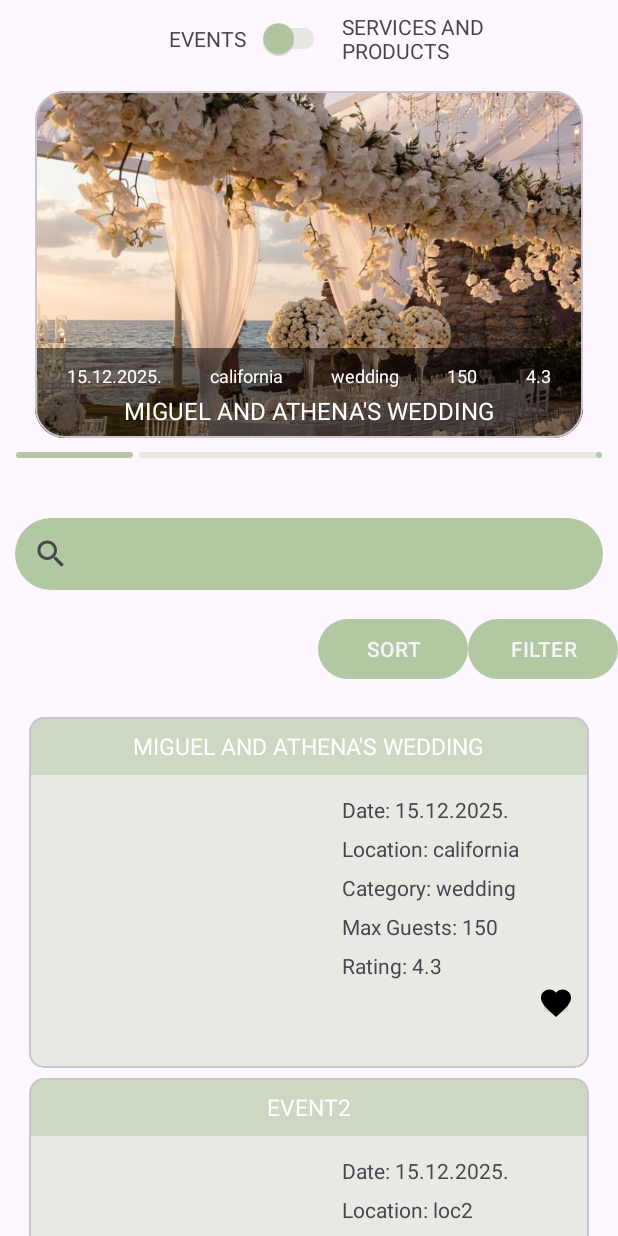
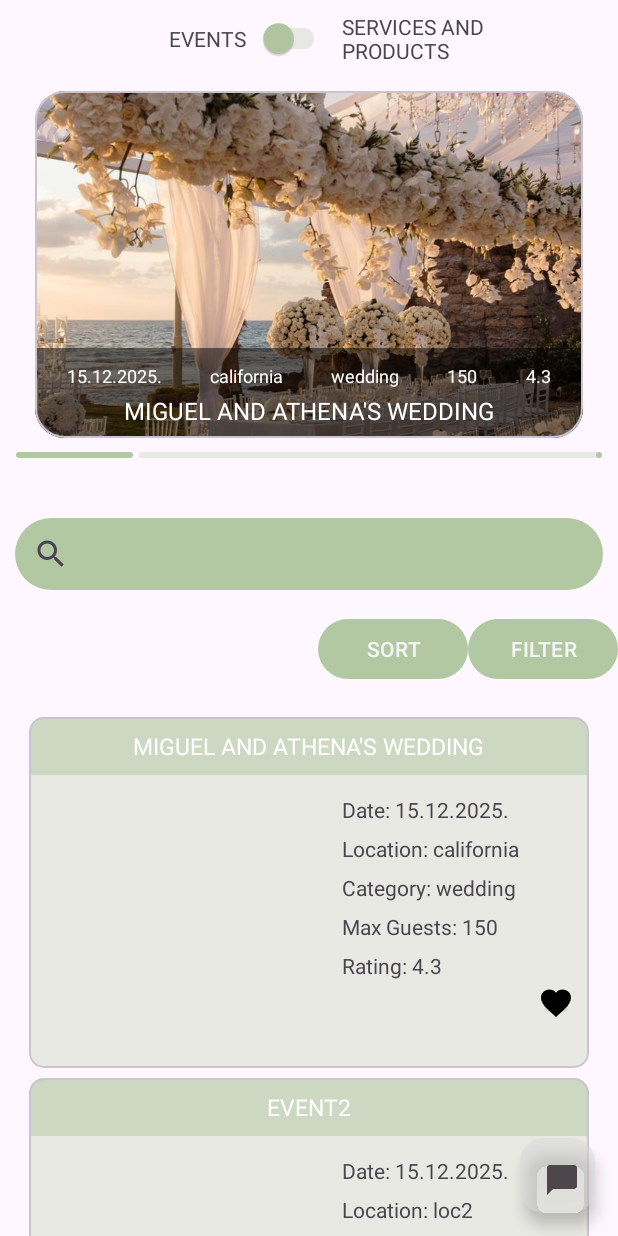
Before and after one commit to kzi-nastava/ma-project-event-planner-siit-2024-team-16, an Android app: the screen it shows after launch (HomepageActivity), on a phone screen of 412 x 824 dp. Run offline under Robolectric (Android 15) with nearby library versions, the phone set to English and light mode, and no system bars.

Commit message:
feat: Added chat bubble

```diff
--- /dev/null
+++ b/app/src/main/res/drawable/baseline_chat_bubble_24.xml
@@ -0,0 +1,5 @@
+<vector xmlns:android="http://schemas.android.com/apk/res/android" android:height="24dp" android:tint="#000000" android:viewportHeight="24" android:viewportWidth="24" android:width="24dp">
+
+    <path android:fillColor="@android:color/white" android:pathData="M20,2H4c-1.1,0 -2,0.9 -2,2v18l4,-4h14c1.1,0 2,-0.9 2,-2V4c0,-1.1 -0.9,-2 -2,-2z"/>
+
+</vector>
--- a/app/src/main/res/layout/activity_homepage.xml
+++ b/app/src/main/res/layout/activity_homepage.xml
@@ -9,6 +9,7 @@
     tools:context=".activities.HomepageActivity">
 
     <ScrollView
+        android:id="@+id/scrollView2"
         android:layout_width="wrap_content"
         android:layout_height="wrap_content"
         tools:ignore="MissingConstraints">
@@ -16,9 +17,9 @@
         <LinearLayout
             android:layout_width="match_parent"
             android:layout_height="wrap_content"
-            android:paddingBottom="150dp"
             android:gravity="center"
             android:orientation="vertical"
+            android:paddingBottom="150dp"
             tools:ignore="MissingConstraints"
             tools:paddingTop="50dp">
 
@@ -79,8 +80,7 @@
                     android:id="@+id/search_bar"
                     android:layout_width="match_parent"
                     android:layout_height="match_parent"
-                    android:queryHint="Search here..."
-                     />
+                    android:queryHint="Search here..." />
             </FrameLayout>
             <!-- filters -->
             <LinearLayout
@@ -112,4 +112,19 @@
 
         </LinearLayout>
     </ScrollView>
+
+    <com.google.android.material.floatingactionbutton.FloatingActionButton
+        android:id="@+id/chat_bubble"
+        android:layout_width="50dp"
+        android:layout_height="50dp"
+        android:layout_margin="15dp"
+        android:contentDescription="@string/chat"
+        android:foregroundGravity="center"
+        app:layout_constraintBottom_toBottomOf="parent"
+        app:layout_constraintEnd_toEndOf="parent"
+        app:srcCompat="@drawable/baseline_chat_bubble_24"
+        tools:ignore="MissingConstraints"
+        android:background="@xml/round_frame"
+        android:backgroundTint="@color/light_grey"/>
+
 </androidx.constraintlayout.widget.ConstraintLayout>
--- a/app/src/main/res/values/strings.xml
+++ b/app/src/main/res/values/strings.xml
@@ -9,4 +9,5 @@
     <string name="search">search...</string>
     <string name="sort">SORT</string>
     <string name="filter">FILTER</string>
+    <string name="chat">chat</string>
 </resources>
```
